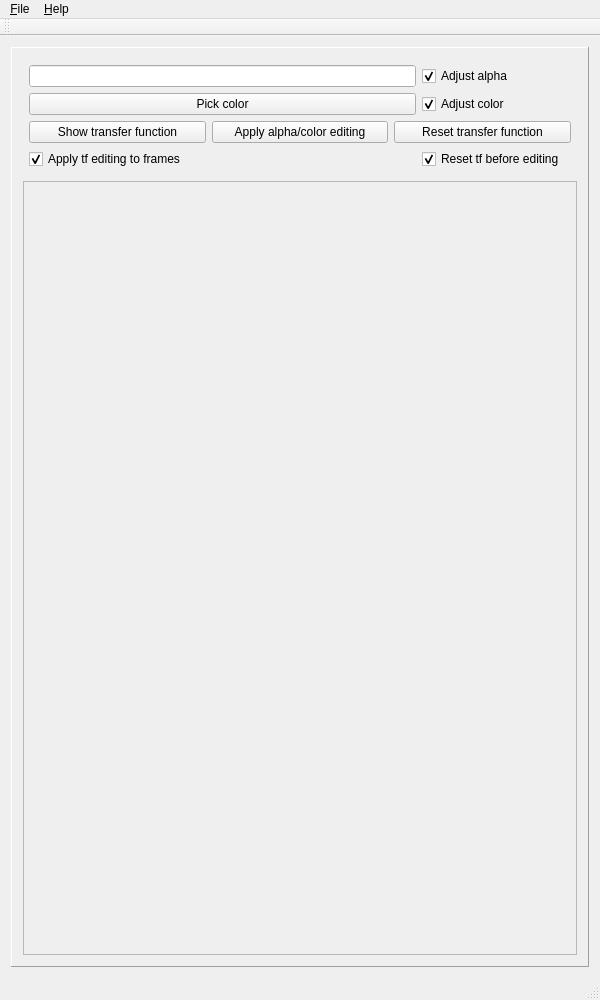
This is QtCuda/mainwindow.ui in luosz/cuda-visibility as Qt 5 draws it before an edit. The edited form follows.
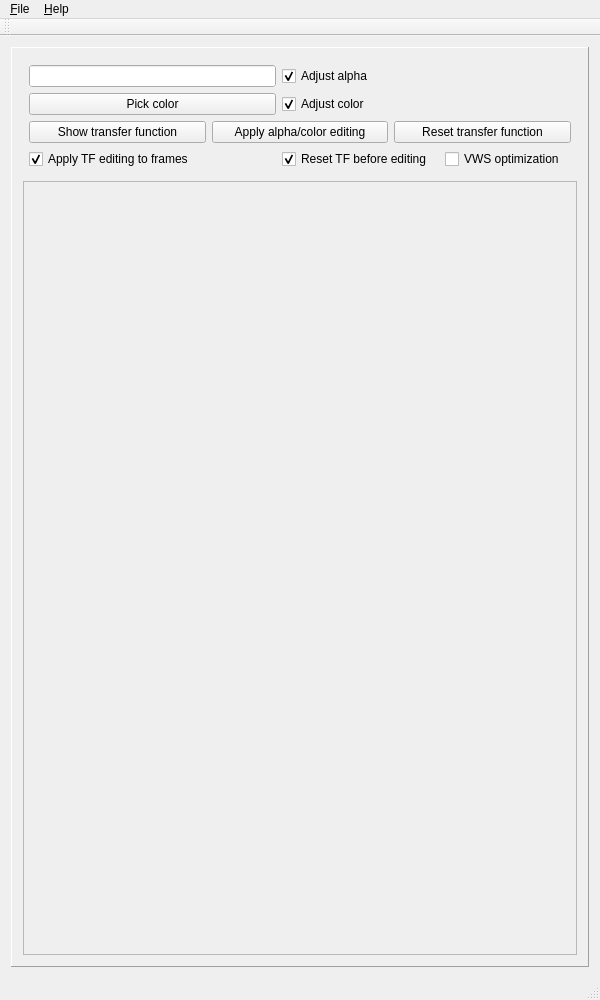
This is the edited form.

Commit message: working on the performance problem in VWS optimization for time-varying data

Patch:
```diff
--- a/QtCuda/mainwindow.ui
+++ b/QtCuda/mainwindow.ui
@@ -70,7 +70,7 @@
          <property name="bottomMargin">
           <number>6</number>
          </property>
-         <item row="8" column="0" colspan="3">
+         <item row="8" column="1" colspan="5">
           <layout class="QGridLayout" name="gridLayout_3">
            <item row="0" column="1">
             <widget class="QPushButton" name="pushButton_3">
@@ -95,23 +95,33 @@
            </item>
           </layout>
          </item>
+         <item row="1" column="1">
+          <widget class="QPushButton" name="pushButton">
+           <property name="sizePolicy">
+            <sizepolicy hsizetype="Preferred" vsizetype="Preferred">
+             <horstretch>0</horstretch>
+             <verstretch>0</verstretch>
+            </sizepolicy>
+           </property>
+           <property name="autoFillBackground">
+            <bool>true</bool>
+           </property>
+           <property name="text">
+            <string>Pick color</string>
+           </property>
+          </widget>
+         </item>
+         <item row="11" column="1">
+          <widget class="QCheckBox" name="checkBox_3">
+           <property name="text">
+            <string>Apply TF editing to frames</string>
+           </property>
+           <property name="checked">
+            <bool>true</bool>
+           </property>
+          </widget>
+         </item>
          <item row="0" column="1">
-          <widget class="QCheckBox" name="checkBox">
-           <property name="sizePolicy">
-            <sizepolicy hsizetype="Minimum" vsizetype="Fixed">
-             <horstretch>0</horstretch>
-             <verstretch>0</verstretch>
-            </sizepolicy>
-           </property>
-           <property name="text">
-            <string>Adjust alpha</string>
-           </property>
-           <property name="checked">
-            <bool>true</bool>
-           </property>
-          </widget>
-         </item>
-         <item row="0" column="0">
           <widget class="QLineEdit" name="lineEdit">
            <property name="sizePolicy">
             <sizepolicy hsizetype="Expanding" vsizetype="Preferred">
@@ -127,23 +137,40 @@
            </property>
           </widget>
          </item>
-         <item row="1" column="0">
-          <widget class="QPushButton" name="pushButton">
+         <item row="11" column="2">
+          <widget class="QCheckBox" name="checkBox_4">
+           <property name="text">
+            <string>Reset TF before editing</string>
+           </property>
+           <property name="checked">
+            <bool>true</bool>
+           </property>
+          </widget>
+         </item>
+         <item row="11" column="4">
+          <widget class="QCheckBox" name="checkBox_5">
+           <property name="text">
+            <string>VWS optimization</string>
+           </property>
+          </widget>
+         </item>
+         <item row="0" column="2">
+          <widget class="QCheckBox" name="checkBox">
            <property name="sizePolicy">
-            <sizepolicy hsizetype="Preferred" vsizetype="Preferred">
+            <sizepolicy hsizetype="Minimum" vsizetype="Fixed">
              <horstretch>0</horstretch>
              <verstretch>0</verstretch>
             </sizepolicy>
            </property>
-           <property name="autoFillBackground">
-            <bool>true</bool>
-           </property>
            <property name="text">
-            <string>Pick color</string>
+            <string>Adjust alpha</string>
+           </property>
+           <property name="checked">
+            <bool>true</bool>
            </property>
           </widget>
          </item>
-         <item row="1" column="1">
+         <item row="1" column="2">
           <widget class="QCheckBox" name="checkBox_2">
            <property name="text">
             <string>Adjust color</string>
@@ -153,26 +180,6 @@
            </property>
           </widget>
          </item>
-         <item row="9" column="0">
-          <widget class="QCheckBox" name="checkBox_3">
-           <property name="text">
-            <string>Apply tf editing to frames</string>
-           </property>
-           <property name="checked">
-            <bool>true</bool>
-           </property>
-          </widget>
-         </item>
-         <item row="9" column="1">
-          <widget class="QCheckBox" name="checkBox_4">
-           <property name="text">
-            <string>Reset tf before editing</string>
-           </property>
-           <property name="checked">
-            <bool>true</bool>
-           </property>
-          </widget>
-         </item>
         </layout>
        </item>
       </layout>
```
The commit also changes 5 other files.
